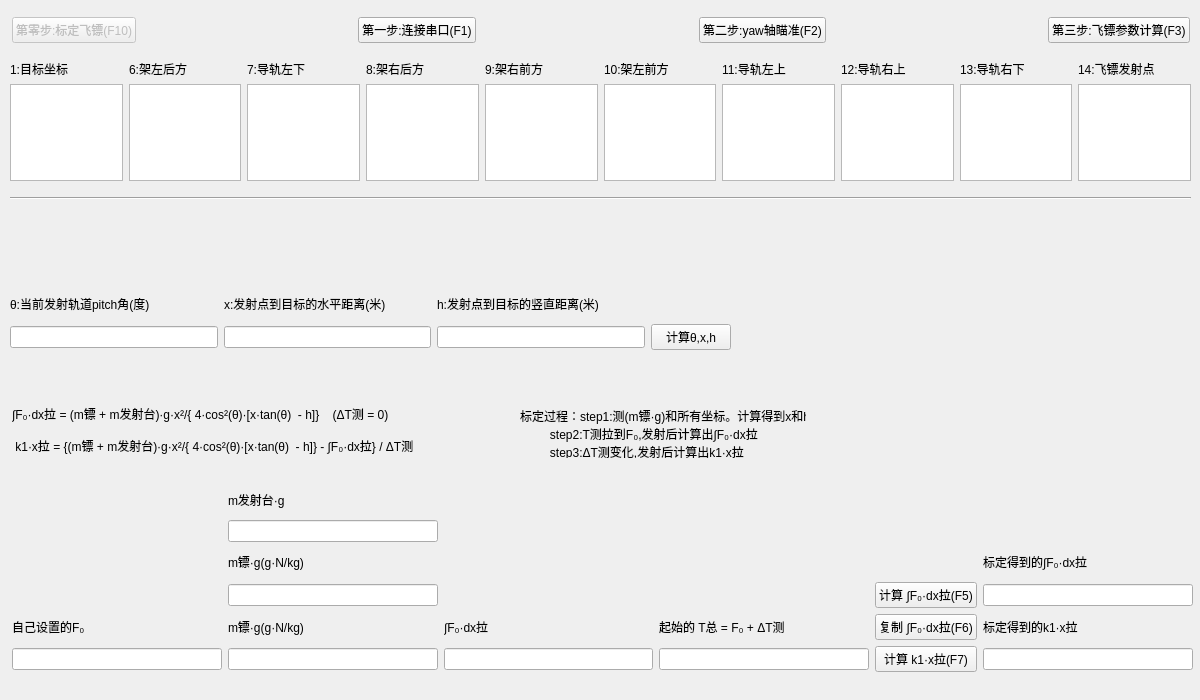
Qt form 05testDartByTS/testdartcomputingbyts.ui (KangweiYang/dartRack_upper) before a commit.
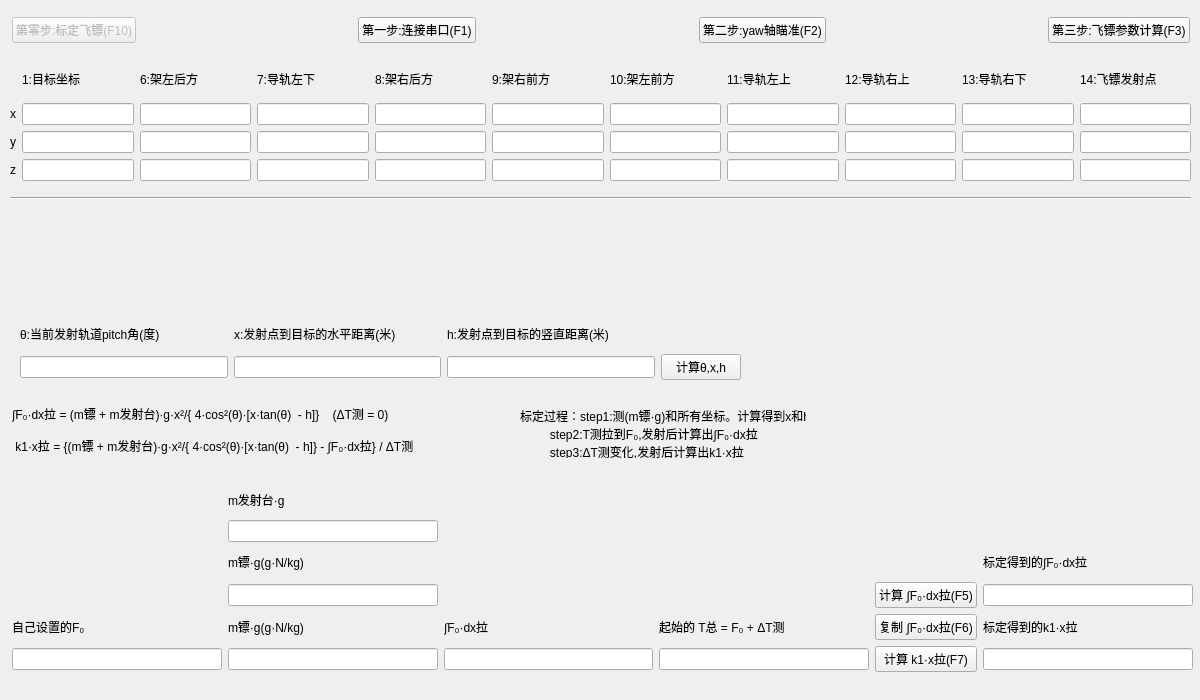
The same form after that commit.

Commit message: testDartComputingByTS::serialHandle is ok.

Diff of the .ui file:
```diff
--- a/05testDartByTS/testdartcomputingbyts.ui
+++ b/05testDartByTS/testdartcomputingbyts.ui
@@ -56,7 +56,7 @@
     <enum>Qt::Orientation::Horizontal</enum>
    </property>
   </widget>
-  <widget class="QWidget" name="">
+  <widget class="QWidget" name="layoutWidget">
    <property name="geometry">
     <rect>
      <x>12</x>
@@ -156,7 +156,7 @@
     </item>
    </layout>
   </widget>
-  <widget class="QWidget" name="">
+  <widget class="QWidget" name="layoutWidget">
    <property name="geometry">
     <rect>
      <x>10</x>
@@ -166,53 +166,33 @@
     </rect>
    </property>
    <layout class="QGridLayout" name="gridLayout">
-    <item row="1" column="7">
-     <widget class="QTextEdit" name="leadRightFrontCoordTextEdit"/>
+    <item row="2" column="10">
+     <widget class="QLineEdit" name="leadRightBackCoordYLineEdit"/>
     </item>
-    <item row="1" column="6">
-     <widget class="QTextEdit" name="leadLeftFrontCoordTextEdit"/>
+    <item row="1" column="5">
+     <widget class="QLineEdit" name="rackRightFrontXLineEdit"/>
     </item>
-    <item row="1" column="9">
-     <widget class="QTextEdit" name="leadRightBackCoordTextEdit"/>
+    <item row="2" column="3">
+     <widget class="QLineEdit" name="leadLeftBackCoordYLineEdit"/>
     </item>
-    <item row="0" column="7">
-     <widget class="QLabel" name="setaLabel_9">
-      <property name="text">
-       <string>12:导轨右上</string>
-      </property>
-     </widget>
-    </item>
-    <item row="1" column="1">
-     <widget class="QTextEdit" name="rackLeftBackCoordTextEdit"/>
-    </item>
-    <item row="0" column="10">
+    <item row="0" column="11">
      <widget class="QLabel" name="setaLabel_10">
       <property name="text">
        <string>14:飞镖发射点</string>
       </property>
      </widget>
     </item>
-    <item row="1" column="0">
-     <widget class="QTextEdit" name="targetCoordTextEdit"/>
+    <item row="0" column="4">
+     <widget class="QLabel" name="setaLabel_5">
+      <property name="text">
+       <string>8:架右后方</string>
+      </property>
+     </widget>
+    </item>
+    <item row="2" column="1">
+     <widget class="QLineEdit" name="targetCoordYLineEdit"/>
     </item>
     <item row="0" column="1">
-     <widget class="QLabel" name="setaLabel_3">
-      <property name="text">
-       <string>6:架左后方</string>
-      </property>
-     </widget>
-    </item>
-    <item row="1" column="4">
-     <widget class="QTextEdit" name="rackRightFrontTextEdit"/>
-    </item>
-    <item row="0" column="2">
-     <widget class="QLabel" name="setaLabel_4">
-      <property name="text">
-       <string>7:导轨左下</string>
-      </property>
-     </widget>
-    </item>
-    <item row="0" column="0">
      <widget class="QLabel" name="setaLabel_2">
       <property name="text">
        <string>1:目标坐标</string>
@@ -220,59 +200,160 @@
      </widget>
     </item>
     <item row="1" column="10">
-     <widget class="QTextEdit" name="leadDartShootCoordTextEdit"/>
+     <widget class="QLineEdit" name="leadRightBackCoordXLineEdit"/>
+    </item>
+    <item row="3" column="1">
+     <widget class="QLineEdit" name="targetCoordZLineEdit"/>
+    </item>
+    <item row="1" column="8">
+     <widget class="QLineEdit" name="leadRightFrontCoordXLineEdit"/>
+    </item>
+    <item row="0" column="8">
+     <widget class="QLabel" name="setaLabel_9">
+      <property name="text">
+       <string>12:导轨右上</string>
+      </property>
+     </widget>
+    </item>
+    <item row="3" column="5">
+     <widget class="QLineEdit" name="rackRightFrontZLineEdit"/>
+    </item>
+    <item row="2" column="2">
+     <widget class="QLineEdit" name="rackLeftBackCoordYLineEdit"/>
+    </item>
+    <item row="3" column="10">
+     <widget class="QLineEdit" name="leadRightBackCoordZLineEdit"/>
+    </item>
+    <item row="0" column="2">
+     <widget class="QLabel" name="setaLabel_3">
+      <property name="text">
+       <string>6:架左后方</string>
+      </property>
+     </widget>
+    </item>
+    <item row="2" column="6">
+     <widget class="QLineEdit" name="rackLeftFrontYLineEdit"/>
+    </item>
+    <item row="3" column="11">
+     <widget class="QLineEdit" name="leadDartShootCoordZLineEdit"/>
+    </item>
+    <item row="0" column="7">
+     <widget class="QLabel" name="setaLabel_8">
+      <property name="text">
+       <string>11:导轨左上</string>
+      </property>
+     </widget>
+    </item>
+    <item row="2" column="7">
+     <widget class="QLineEdit" name="leadLeftFrontCoordYLineEdit"/>
+    </item>
+    <item row="1" column="11">
+     <widget class="QLineEdit" name="leadDartShootCoordXLineEdit"/>
+    </item>
+    <item row="2" column="0">
+     <widget class="QLabel" name="setaLabel_13">
+      <property name="text">
+       <string>y</string>
+      </property>
+     </widget>
+    </item>
+    <item row="3" column="3">
+     <widget class="QLineEdit" name="leadLeftBackCoordZLineEdit"/>
     </item>
     <item row="0" column="5">
-     <widget class="QLabel" name="setaLabel_7">
-      <property name="text">
-       <string>10:架左前方</string>
-      </property>
-     </widget>
-    </item>
-    <item row="1" column="5">
-     <widget class="QTextEdit" name="rackLeftFrontTextEdit"/>
-    </item>
-    <item row="0" column="4">
      <widget class="QLabel" name="setaLabel_6">
       <property name="text">
        <string>9:架右前方</string>
       </property>
      </widget>
     </item>
-    <item row="0" column="6">
-     <widget class="QLabel" name="setaLabel_8">
-      <property name="text">
-       <string>11:导轨左上</string>
-      </property>
-     </widget>
-    </item>
-    <item row="0" column="9">
+    <item row="0" column="10">
      <widget class="QLabel" name="setaLabel_11">
       <property name="text">
        <string>13:导轨右下</string>
       </property>
      </widget>
     </item>
-    <item row="1" column="3">
-     <widget class="QTextEdit" name="rackRightBackTextEdit"/>
+    <item row="2" column="11">
+     <widget class="QLineEdit" name="leadDartShootCoordYLineEdit"/>
     </item>
     <item row="0" column="3">
-     <widget class="QLabel" name="setaLabel_5">
+     <widget class="QLabel" name="setaLabel_4">
       <property name="text">
-       <string>8:架右后方</string>
+       <string>7:导轨左下</string>
       </property>
      </widget>
     </item>
     <item row="1" column="2">
-     <widget class="QTextEdit" name="leadLeftBackCoordTextEdit"/>
+     <widget class="QLineEdit" name="rackLeftBackCoordXLineEdit"/>
+    </item>
+    <item row="3" column="4">
+     <widget class="QLineEdit" name="rackRightBackZLineEdit"/>
+    </item>
+    <item row="2" column="5">
+     <widget class="QLineEdit" name="rackRightFrontYLineEdit"/>
+    </item>
+    <item row="3" column="7">
+     <widget class="QLineEdit" name="leadLeftFrontCoordZLineEdit"/>
+    </item>
+    <item row="0" column="6">
+     <widget class="QLabel" name="setaLabel_7">
+      <property name="text">
+       <string>10:架左前方</string>
+      </property>
+     </widget>
+    </item>
+    <item row="2" column="4">
+     <widget class="QLineEdit" name="rackRightBackYLineEdit"/>
+    </item>
+    <item row="1" column="6">
+     <widget class="QLineEdit" name="rackLeftFrontXLineEdit"/>
+    </item>
+    <item row="2" column="8">
+     <widget class="QLineEdit" name="leadRightFrontCoordYLineEdit"/>
+    </item>
+    <item row="3" column="6">
+     <widget class="QLineEdit" name="rackLeftFrontZLineEdit"/>
+    </item>
+    <item row="3" column="2">
+     <widget class="QLineEdit" name="rackLeftBackCoordZLineEdit"/>
+    </item>
+    <item row="3" column="8">
+     <widget class="QLineEdit" name="leadRightFrontCoordZLineEdit"/>
+    </item>
+    <item row="1" column="0">
+     <widget class="QLabel" name="setaLabel_12">
+      <property name="text">
+       <string>x</string>
+      </property>
+     </widget>
+    </item>
+    <item row="1" column="7">
+     <widget class="QLineEdit" name="leadLeftFrontCoordXLineEdit"/>
+    </item>
+    <item row="1" column="1">
+     <widget class="QLineEdit" name="targetCoordXLineEdit"/>
+    </item>
+    <item row="3" column="0">
+     <widget class="QLabel" name="setaLabel_14">
+      <property name="text">
+       <string>z</string>
+      </property>
+     </widget>
+    </item>
+    <item row="1" column="3">
+     <widget class="QLineEdit" name="leadLeftBackCoordXLineEdit"/>
+    </item>
+    <item row="1" column="4">
+     <widget class="QLineEdit" name="rackRightBackXLineEdit"/>
     </item>
    </layout>
   </widget>
-  <widget class="QWidget" name="">
+  <widget class="QWidget" name="layoutWidget">
    <property name="geometry">
     <rect>
-     <x>10</x>
-     <y>290</y>
+     <x>20</x>
+     <y>320</y>
      <width>721</width>
      <height>60</height>
     </rect>
@@ -335,7 +416,7 @@
     </item>
    </layout>
   </widget>
-  <widget class="QWidget" name="">
+  <widget class="QWidget" name="layoutWidget">
    <property name="geometry">
     <rect>
      <x>12</x>
```
The commit also changes 3 other files.
